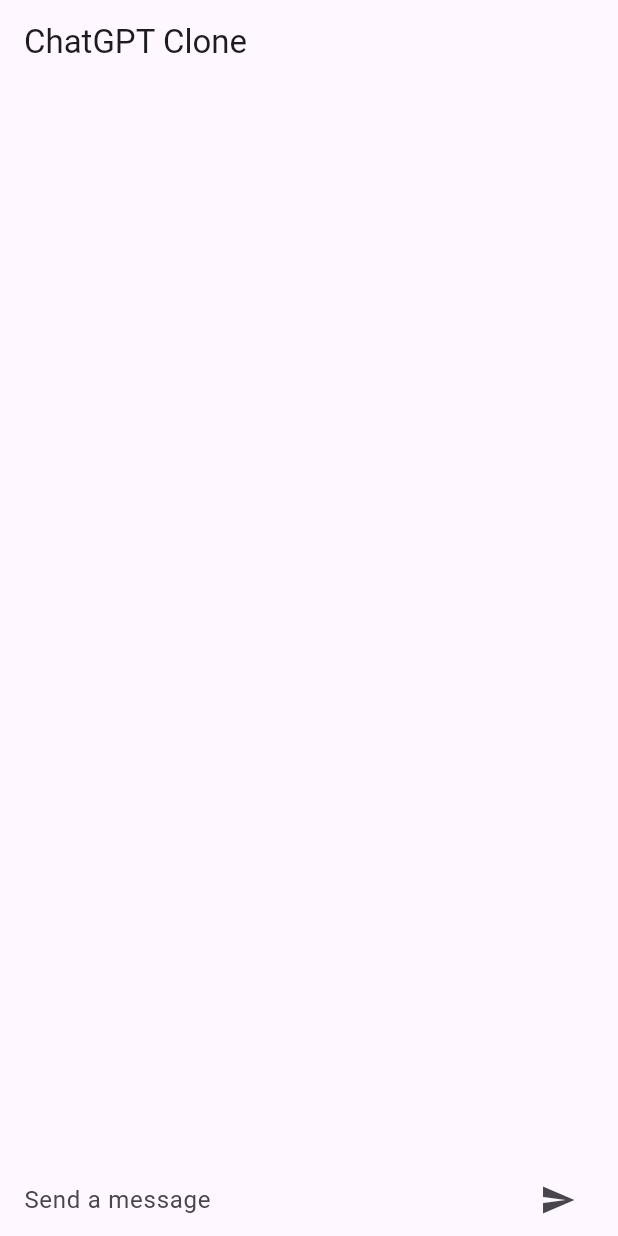
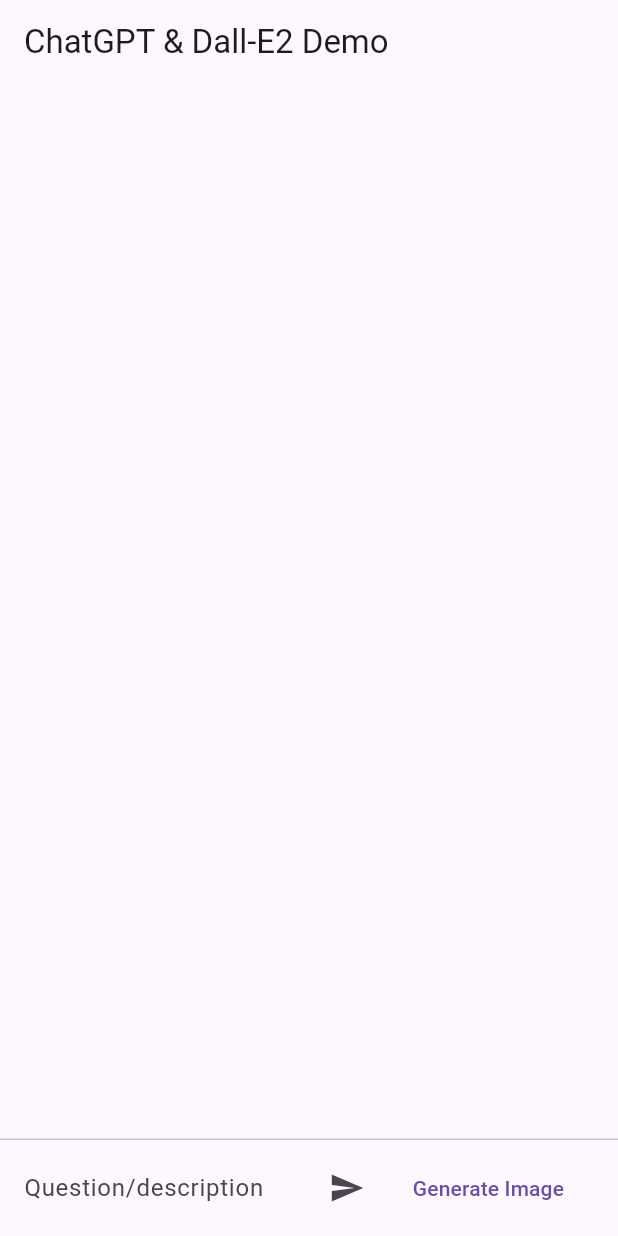
Before and after one commit to iftikh36/chatgpt_clone, a Flutter app: the screen it shows after launch, after a tap on the "send" icon, on a phone screen of 412 x 824 dp. Run offline on Flutter 3.47's test engine with Material 2 defaults, Android fonts, the phone set to English and light mode, and no system bars; our stand-ins replace flutter_dotenv, velocity_x; missing offline and left inert: chat_gpt_sdk.

Commit message:
Update chat_screen.dart

```diff
--- a/lib/chat_screen.dart
+++ b/lib/chat_screen.dart
@@ -1,7 +1,10 @@
+import 'package:chat_gpt_sdk/chat_gpt_sdk.dart';
 import 'package:flutter/material.dart';
+import 'package:flutter_dotenv/flutter_dotenv.dart';
 import 'package:velocity_x/velocity_x.dart';
 
 import 'chatmessage.dart';
+import 'threedots.dart';
 
 class ChatScreen extends StatefulWidget {
   const ChatScreen({super.key});
@@ -12,15 +15,71 @@ class ChatScreen extends StatefulWidget {
 
 class _ChatScreenState extends State<ChatScreen> {
   final TextEditingController _controller = TextEditingController();
-  final List<ChatMessage> _message = [];
+  final List<ChatMessage> _messages = [];
+  late OpenAI? chatGPT;
+  bool _isImageSearch = false;
 
-  void _sendMessage() {
-    ChatMessage _message = ChatMessage(text: _controller.text, sender: "user");
+  bool _isTyping = false;
+
+  @override
+  void initState() {
+    chatGPT = OpenAI.instance.build(
+        token: dotenv.env["API_KEY"],
+        baseOption: HttpSetup(receiveTimeout: 60000));
+    super.initState();
+  }
+
+  @override
+  void dispose() {
+    chatGPT?.close();
+    chatGPT?.genImgClose();
+    super.dispose();
+  }
+
+  // Link for api - https://beta.openai.com/account/api-keys
+
+  void _sendMessage() async {
+    if (_controller.text.isEmpty) return;
+    ChatMessage message = ChatMessage(
+      text: _controller.text,
+      sender: "user",
+      isImage: false,
+    );
+
     setState(() {
-      _message.insert(0, _message);
+      _messages.insert(0, message);
+      _isTyping = true;
     });
 
     _controller.clear();
+
+    if (_isImageSearch) {
+      final request = GenerateImage(message.text, 1, size: "256x256");
+
+      final response = await chatGPT!.generateImage(request);
+      Vx.log(response!.data!.last!.url!);
+      insertNewData(response.data!.last!.url!, isImage: true);
+    } else {
+      final request =
+          CompleteText(prompt: message.text, model: kTranslateModelV3);
+
+      final response = await chatGPT!.onCompleteText(request: request);
+      Vx.log(response!.choices[0].text);
+      insertNewData(response.choices[0].text, isImage: false);
+    }
+  }
+
+  void insertNewData(String response, {bool isImage = false}) {
+    ChatMessage botMessage = ChatMessage(
+      text: response,
+      sender: "bot",
+      isImage: isImage,
+    );
+
+    setState(() {
+      _isTyping = false;
+      _messages.insert(0, botMessage);
+    });
   }
 
   Widget _buildTextComposer() {
@@ -29,13 +88,27 @@ class _ChatScreenState extends State<ChatScreen> {
         Expanded(
           child: TextField(
             controller: _controller,
-            onSubmitted:  (value) => _sendMessage(),
-            decoration: InputDecoration.collapsed(hintText: "Send a message"),
+            onSubmitted: (value) => _sendMessage(),
+            decoration: const InputDecoration.collapsed(
+                hintText: "Question/description"),
           ),
         ),
-        IconButton(
-          icon: const Icon(Icons.send),
-          onPressed: ()  => _sendMessage() ,
+        ButtonBar(
+          children: [
+            IconButton(
+              icon: const Icon(Icons.send),
+              onPressed: () {
+                _isImageSearch = false;
+                _sendMessage();
+              },
+            ),
+            TextButton(
+                onPressed: () {
+                  _isImageSearch = true;
+                  _sendMessage();
+                },
+                child: const Text("Generate Image"))
+          ],
         ),
       ],
     ).px16();
@@ -44,7 +117,7 @@ class _ChatScreenState extends State<ChatScreen> {
   @override
   Widget build(BuildContext context) {
     return Scaffold(
-        appBar: AppBar(title: Text("ChatGPT Clone")),
+        appBar: AppBar(title: const Text("ChatGPT & Dall-E2 Demo")),
         body: SafeArea(
           child: Column(
             children: [
@@ -52,11 +125,15 @@ class _ChatScreenState extends State<ChatScreen> {
                   child: ListView.builder(
                 reverse: true,
                 padding: Vx.m8,
-                itemCount: _message.length,
+                itemCount: _messages.length,
                 itemBuilder: (context, index) {
-                  return _message[index];
+                  return _messages[index];
                 },
               )),
+              if (_isTyping) const ThreeDots(),
+              const Divider(
+                height: 1.0,
+              ),
               Container(
                 decoration: BoxDecoration(
                   color: context.cardColor,
```
